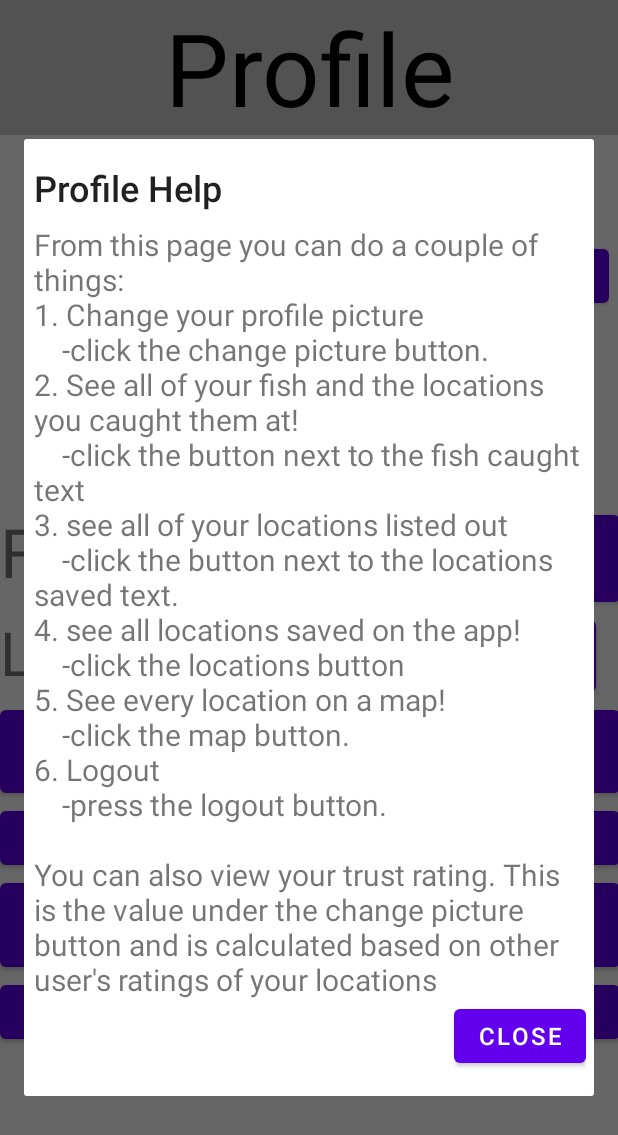
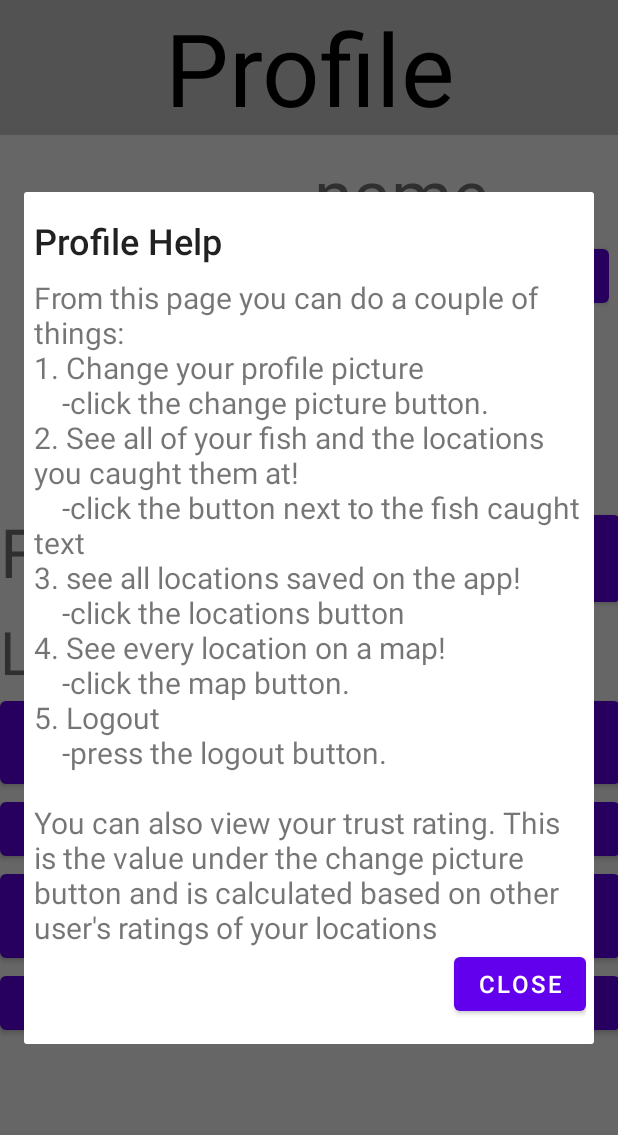
Before and after one commit to Joshua-Krueger/CSIS3126_Krueger2, an Android app: the ProfileActivity screen opened directly, with no data from a screen before it, after a tap on "HELP", on a phone screen of 412 x 824 dp. Shown: the top 1135 px of the screen. Run offline under Robolectric (Android 15) with nearby library versions, the phone set to English and light mode, and no system bars; our stand-ins replace Volley, data binding; network calls fail; pictures from the network do not load; 1 statement that could not run was skipped.

Commit message:
Last little changes, fixed issue where location details back button wouldn't take the user back to the map if they came from there.

```diff
--- a/app/src/main/AndroidManifest.xml
+++ b/app/src/main/AndroidManifest.xml
@@ -18,6 +18,9 @@
         android:theme="@style/Theme.MaterialComponents.DayNight.NoActionBar"
         android:usesCleartextTraffic="true"
         tools:targetApi="31">
+        <activity
+            android:name=".UserLocationActivity"
+            android:exported="false" />
         <activity
             android:name=".UserFishActivity"
             android:exported="false" />
--- a/app/src/main/java/com/example/csis_2023/MapsActivity.kt
+++ b/app/src/main/java/com/example/csis_2023/MapsActivity.kt
@@ -41,6 +41,7 @@ class MapsActivity : AppCompatActivity(), OnMapReadyCallback {
             selectedMarker?.let { marker ->
                 val intent = Intent(this, LocationDetailsActivity::class.java)
                 intent.putExtra("name", marker.title)
+                intent.putExtra("cameFrom", "map")
                 startActivity(intent)
             }
         }
@@ -85,7 +86,8 @@ class MapsActivity : AppCompatActivity(), OnMapReadyCallback {
 
     override fun onSupportNavigateUp(): Boolean {
         // Handle the up navigation button press
-        onBackPressed()
+        val intent = Intent(this, ProfileActivity::class.java)
+        startActivity(intent)
         return true
     }
 
@@ -116,7 +118,6 @@ class MapsActivity : AppCompatActivity(), OnMapReadyCallback {
 
                 title.text = marker.title
                 snippet.text = marker.snippet
-                // TODO find a way to add the rating number from the database here so i can make the stars show up in the info window
                 return view
             }
 
--- a/app/src/main/java/com/example/csis_2023/ProfileActivity.kt
+++ b/app/src/main/java/com/example/csis_2023/ProfileActivity.kt
@@ -26,8 +26,6 @@ class ProfileActivity : AppCompatActivity() {
     override fun onCreate(savedInstanceState: Bundle?) {
         super.onCreate(savedInstanceState)
 
-        //TODO need to add buttons for user specific fish and location pages --> add functionality for these now
-
         Log.e("token", TokenManager.getToken().toString())
         bind = ActivityProfileBinding.inflate(layoutInflater)
         setContentView(bind.root)
@@ -48,10 +46,9 @@ class ProfileActivity : AppCompatActivity() {
             helpMessage.text = "From this page you can do a couple of things:\n" +
                     "1. Change your profile picture\n    -click the change picture button.\n" +
                     "2. See all of your fish and the locations you caught them at!\n    -click the button next to the fish caught text\n" +
-                    "3. see all of your locations listed out\n    -click the button next to the locations saved text.\n" +
-                    "4. see all locations saved on the app!\n    -click the locations button\n" +
-                    "5. See every location on a map!\n    -click the map button.\n" +
-                    "6. Logout\n    -press the logout button.\n\n" +
+                    "3. see all locations saved on the app!\n    -click the locations button\n" +
+                    "4. See every location on a map!\n    -click the map button.\n" +
+                    "5. Logout\n    -press the logout button.\n\n" +
                     "You can also view your trust rating. This is the value under the change picture button and is calculated based on other user's ratings of your locations"
 
             closeButton.setOnClickListener {
@@ -141,7 +138,7 @@ class ProfileActivity : AppCompatActivity() {
                         bind.ProfileRatingBar.rating = trustRating.toFloat()
                         Log.e("trust rating", trustRating.toFloat().toString())
                         bind.profileFishCountBtn.text = fishNum
-                        bind.profileLocationCountBtn.text = locationNum
+                        bind.profileLocationCountText.text = locationNum
 
                         Glide.with(this)
                             .load(profilePictureUrl)
--- a/app/src/main/res/layout/activity_profile.xml
+++ b/app/src/main/res/layout/activity_profile.xml
@@ -109,7 +109,7 @@
                     android:layout_width="wrap_content"
                     android:layout_height="match_parent"
                     android:layout_weight="1"
-                    android:textSize="30sp" />
+                    android:textSize="40sp" />
 
             </LinearLayout>
 
@@ -121,20 +121,17 @@
                 <TextView
                     android:id="@+id/LocationSavedText"
                     android:layout_width="309dp"
-                    android:layout_height="60dp"
+                    android:layout_height="match_parent"
                     android:text="@string/locations_saved"
                     android:textSize="40sp"
                     app:autoSizeTextType="uniform" />
 
-                <Button
-                    android:id="@+id/profileLocationCountBtn"
+                <TextView
+                    android:id="@+id/profileLocationCountText"
                     android:layout_width="wrap_content"
                     android:layout_height="match_parent"
-                    android:layout_marginEnd="16dp"
-                    android:layout_marginRight="16dp"
                     android:layout_weight="1"
-                    android:textSize="30sp"
-                    app:layout_constraintEnd_toEndOf="parent" />
+                    android:textSize="40sp" />
 
             </LinearLayout>
 
```
Also changed, not shown: app/src/main/java/com/example/csis_2023/LocationDetailsActivity.kt (+7 -2 lines).
